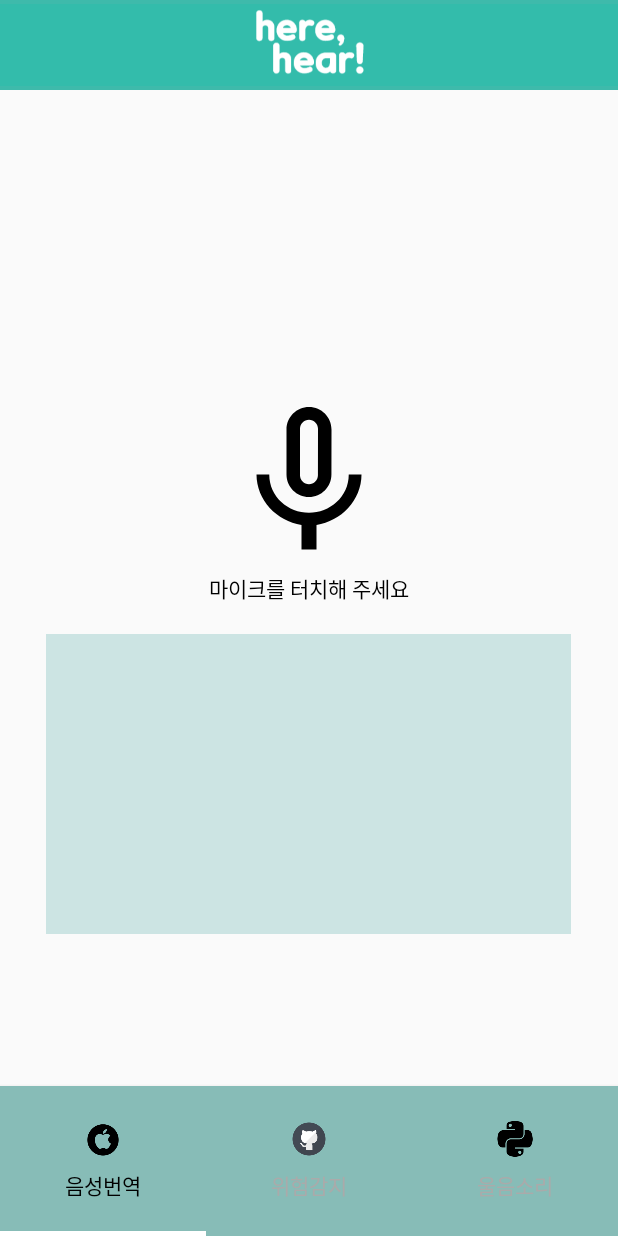
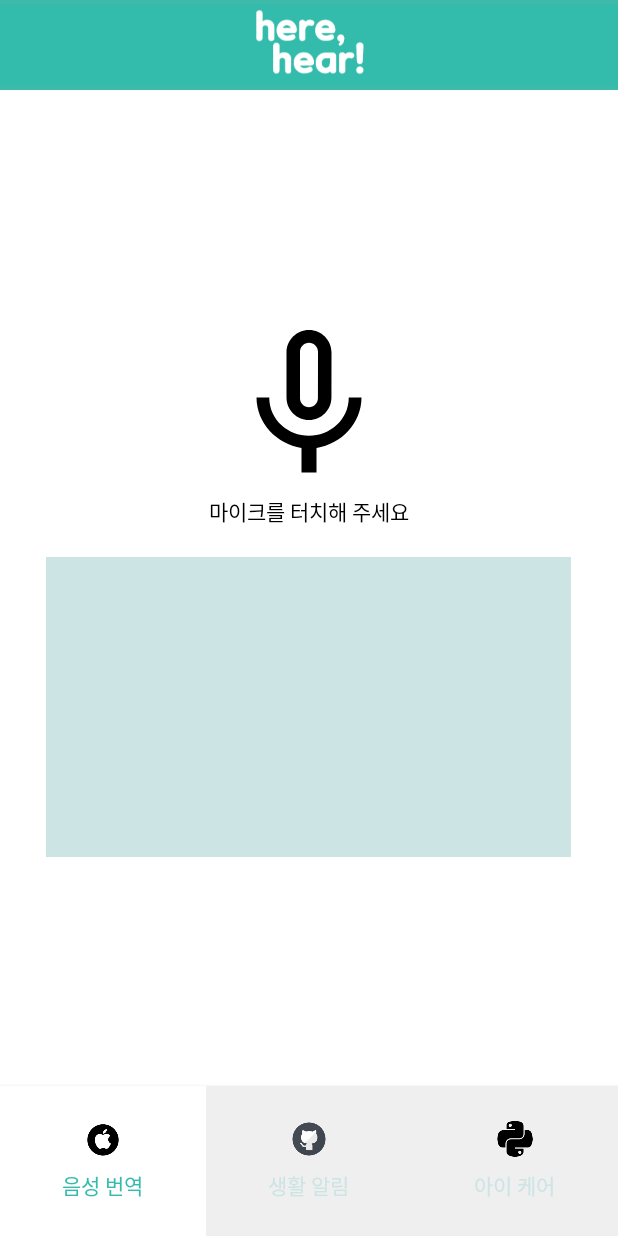
Before and after one commit to allcle/JCP, an Android app: the screen it shows after launch (MainActivity), on a phone screen of 412 x 824 dp. Run offline under Robolectric (Android 15) with nearby library versions, the phone set to English and light mode, and no system bars.

Commit message:
bottom_navi 수정 및 배경 하얗게

```diff
--- a/2. Programming_workspace/HereHear/app/src/main/java/com/jcp/herehear/Activity/MainActivity.java
+++ b/2. Programming_workspace/HereHear/app/src/main/java/com/jcp/herehear/Activity/MainActivity.java
@@ -120,9 +120,9 @@ public class MainActivity extends AppCompatActivity {
     public void setViewPager(ViewPager viewPager){
 
         MainPageAdapter adapter = new MainPageAdapter(getSupportFragmentManager());
-        adapter.addFragment(new SttFragment(), "음성번역");
-        adapter.addFragment(new DangerFragment(), "위험감지");
-        adapter.addFragment(new CryFragment(), "울음소리");
+        adapter.addFragment(new SttFragment(), "음성 번역");
+        adapter.addFragment(new DangerFragment(), "생활 알림");
+        adapter.addFragment(new CryFragment(), "아이 케어");
         viewPager.setAdapter(adapter);
 
     }
--- /dev/null
+++ b/2. Programming_workspace/HereHear/app/src/main/res/drawable/menu_border_bottom.xml
@@ -0,0 +1,33 @@
+<?xml version="1.0" encoding="utf-8"?>
+<shape android:shape="rectangle"
+
+    xmlns:android="http://schemas.android.com/apk/res/android">
+
+<!--    <item android:top="5dp"/>-->
+
+    <!--<border>-->
+<!--        <stroke android:color="@color/shadow"-->
+<!--            android:width="5dp" ></stroke>-->
+
+
+    <!--    그라디언트 안됨-->
+    <!--    <gradient-->
+    <!--        android:startColor="@android:color/transparent"-->
+    <!--        android:endColor="#44000000"-->
+    <!--        android:angle="90"/>-->
+    <!--    <padding-->
+    <!--        android:top="0dp"-->
+    <!--        android:bottom="10dp"/>-->
+
+    <!--    border-radius-->
+
+    <corners
+        android:bottomLeftRadius="20dp"
+        android:bottomRightRadius="20dp"/>
+
+    <!--배경색-->
+    <solid android:color="@color/background"/>
+
+<!--    <coners android:radius="3dp"/>-->
+
+</shape>
--- /dev/null
+++ b/2. Programming_workspace/HereHear/app/src/main/res/drawable/tab_border_top_unselect.xml
@@ -0,0 +1,24 @@
+<?xml version="1.0" encoding="utf-8"?>
+
+<layer-list xmlns:android="http://schemas.android.com/apk/res/android">
+
+
+    <item>
+        <shape android:shape="rectangle">
+            <solid android:color="@color/shadow" />
+            <!--위에 볼더 탑-->
+        </shape>
+    </item>
+
+    <item android:top="0dp">
+
+        <shape android:shape="rectangle">
+
+            <solid android:color="@color/shadow" />
+<!--사각형 배경색-->
+        </shape>
+
+    </item>
+
+
+</layer-list>
--- /dev/null
+++ b/2. Programming_workspace/HereHear/app/src/main/res/drawable/tab_selector.xml
@@ -0,0 +1,6 @@
+<?xml version="1.0" encoding="utf-8"?>
+<selector xmlns:android="http://schemas.android.com/apk/res/android">
+
+    <item android:drawable="@drawable/menu_border_bottom" android:state_selected="true"/>
+    <item android:drawable="@drawable/tab_border_top_unselect"/>
+</selector>
--- a/2. Programming_workspace/HereHear/app/src/main/res/layout/activity_main.xml
+++ b/2. Programming_workspace/HereHear/app/src/main/res/layout/activity_main.xml
@@ -10,7 +10,7 @@
         android:layout_width="match_parent"
         android:layout_height="match_parent"
         android:orientation="vertical">
-
+<!--         탑바-->
         <ImageView
             android:id="@+id/MainActivity_ImageView_topBar"
             android:layout_width="wrap_content"
@@ -23,31 +23,38 @@
             android:layout_width="match_parent"
             android:layout_height="match_parent">
 
+            <!--       android:background="@color/background"          -->
+
+<!--            밑에 바 -->
+
             <androidx.viewpager.widget.ViewPager
                 android:id="@+id/MainActivity_ViewPager_viewPager"
                 android:layout_width="match_parent"
                 android:layout_height="match_parent"
                 android:layout_alignTop="@+id/MainActivity_AppBarLayout_barLayout"
-                android:layout_alignParentTop="true"/>
-
+                android:layout_alignParentTop="true"
+                android:layout_marginBottom="100dp"
+                android:layout_marginTop="-2dp"
+                android:background="@color/background" />
 
             <com.google.android.material.appbar.AppBarLayout
                 android:id="@+id/MainActivity_AppBarLayout_barLayout"
                 android:layout_width="match_parent"
                 android:layout_height="wrap_content"
                 android:layout_alignParentBottom="true">
-
+<!--                FIXME!-->
                 <com.google.android.material.tabs.TabLayout
                     android:id="@+id/MainActivity_TabLayout_tabLayout"
                     android:layout_width="match_parent"
                     android:layout_height="@dimen/tabHeight"
-                    android:background="@color/colorPrimary"
+                    android:background="@color/background"
+                    app:tabBackground="@drawable/tab_selector"
+                    app:tabGravity="fill"
+                    app:tabIndicatorColor="#ffffff"
+                    app:tabIndicatorHeight="3dp"
                     app:tabMode="fixed"
-                    app:tabGravity="fill"
-                    app:tabTextColor="@android:color/darker_gray"
-                    app:tabSelectedTextColor="@android:color/black"
-                    app:tabIndicatorColor="#ffffff"
-                    app:tabIndicatorHeight="3dp"/>
+                    app:tabSelectedTextColor="@color/colorPrimary"
+                    app:tabTextColor="@color/SttFragment_dictate" />
 
             </com.google.android.material.appbar.AppBarLayout>
 
--- a/2. Programming_workspace/HereHear/app/src/main/res/layout/fragment_cry.xml
+++ b/2. Programming_workspace/HereHear/app/src/main/res/layout/fragment_cry.xml
@@ -10,7 +10,8 @@
         android:layout_width="match_parent"
         android:layout_height="match_parent"
         android:orientation="vertical"
-        android:layout_margin="30dp">
+        android:layout_margin="30dp"
+        android:gravity="center|right">
 
         <!--        위에 블록-->
         <LinearLayout
--- a/2. Programming_workspace/HereHear/app/src/main/res/layout/fragment_danger.xml
+++ b/2. Programming_workspace/HereHear/app/src/main/res/layout/fragment_danger.xml
@@ -9,7 +9,8 @@
         android:layout_width="match_parent"
         android:layout_height="match_parent"
         android:orientation="vertical"
-        android:layout_margin="30dp">
+        android:layout_margin="30dp"
+         android:gravity="center|right">
 
         <LinearLayout
             android:layout_width="match_parent"
--- /dev/null
+++ b/2. Programming_workspace/HereHear/app/src/main/res/tab_selector.xml
@@ -0,0 +1 @@
+e
--- a/2. Programming_workspace/HereHear/app/src/main/res/values/colors.xml
+++ b/2. Programming_workspace/HereHear/app/src/main/res/values/colors.xml
@@ -14,17 +14,17 @@
 
 <resources>
     <!-- 기본 테마 색 정의 -->
-    <color name="colorPrimary">#87BCB7</color>
+    <color name="colorPrimary">#33bcab</color>
     <color name="colorPrimaryDark">#00574B</color>
     <color name="colorAccent">#D81B60</color>
 
     <!-- Stt 번역 칸 테마 색 -->
     <color name="SttFragment_dictate">#cce4e3</color>
-    <!--상위tab컬러-->
-    <color name="TabUpper">#33bcab</color>
-    <!--백그라운드:누리끼리화이트-->
-    <color name="background">#fafafa</color>
+
+    <!--백그라운드:화이트-->
+    <color name="background">#ffffff</color>
     <!-- RecyclerView 표 테두리 색 -->
     <color name="RecyclerView_border">#cce4e3</color>
-
+    <!--    임시 쉐도우 색-->
+    <color name="shadow">#efefef</color>
 </resources>
```
Also changed, not shown: 2. Programming_workspace/HereHear/app/src/main/res/menu/menu_bottom.xml (added, +24 -0 lines).
